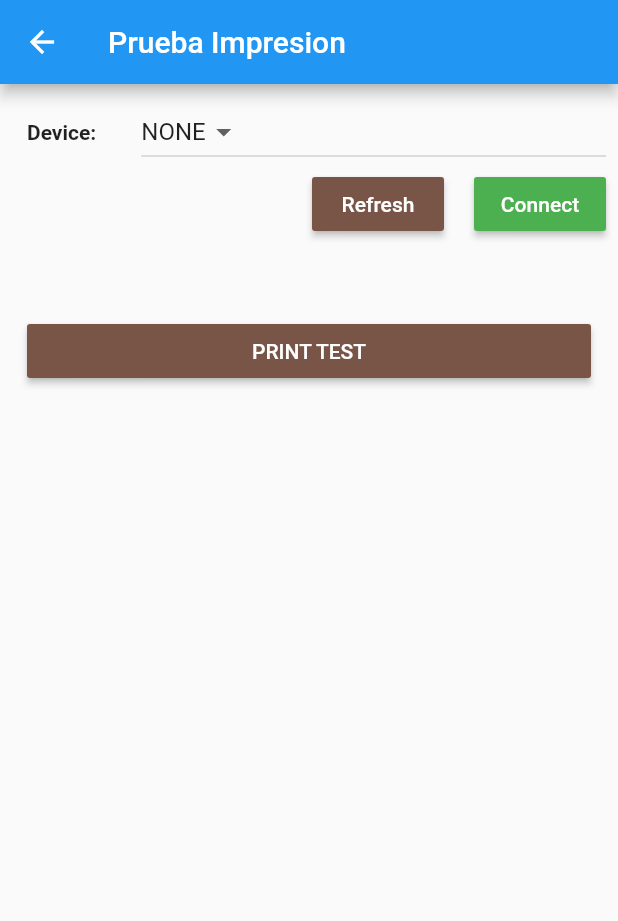
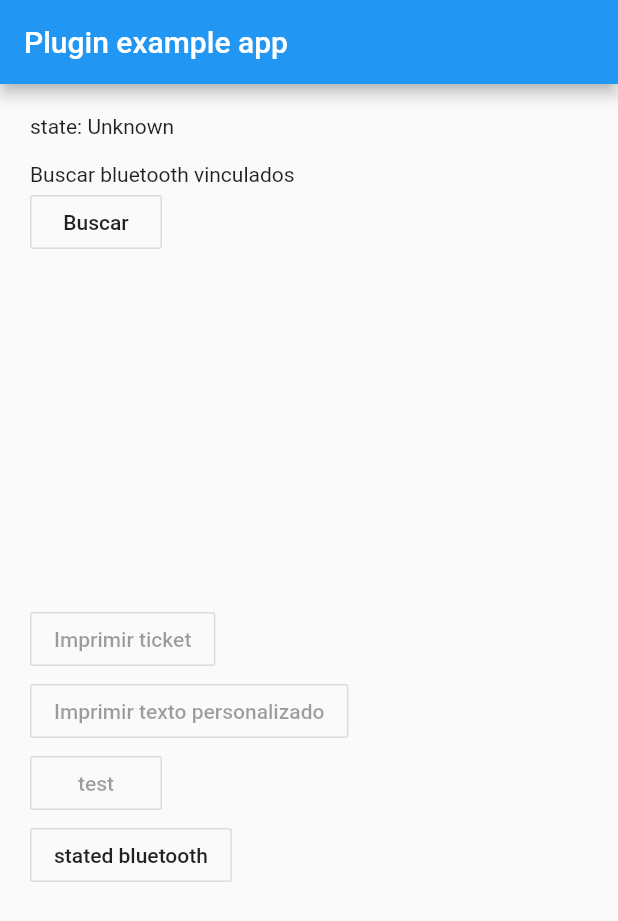
Before and after one commit to andreyjr08/bloc, a Flutter app: the screen it shows after launch, after a tap on the "print" icon, on a phone screen of 412 x 824 dp. Shown: the top 921 px of the screen. Run offline on Flutter 3.47's test engine with Material 2 defaults, Android fonts, the phone set to English and light mode, and no system bars; our stand-ins replace bloc, flutter_bloc, local_auth; missing offline and left inert: esc_pos_utils, print_bluetooth_thermal.

Commit message:
funcionalidad impresion bluetooht

```diff
--- a/lib/bloc/usuario/usuario_bloc.dart
+++ b/lib/bloc/usuario/usuario_bloc.dart
@@ -1,4 +1,5 @@
 import 'package:meta/meta.dart';
+// ignore: import_of_legacy_library_into_null_safe
 import 'package:bloc/bloc.dart';
 
 import 'package:estados/models/usuario.dart';
@@ -15,12 +16,14 @@ class UsuarioBloc extends Bloc<UsuarioEvent, UsuarioState> {
   Stream<UsuarioState> mapEventToState(UsuarioEvent event) async* {
     if (event is ActivarUsuario) {
       yield state.copyWith(usuario: event.usuario);
+
     } else if (event is CambiarEdad) {
-      yield state.copyWith(usuario: state.usuario.copyWith(edad: event.edad));
+      yield state.copyWith(usuario: state.usuario.copyWith(edad: event.edad, nombre: '', profesiones: []));
+
     } else if (event is AgregarProfesion) {
       yield state.copyWith(
           usuario: state.usuario.copyWith(
-              profesiones: [...state.usuario.profesiones, event.profesion]));
+              profesiones: [...state.usuario.profesiones, event.profesion], edad: 18, nombre: ''));
     } else if (event is BorrarUsuario) {
       yield state.estadoInicial();
     }
--- a/lib/bloc/usuario/usuario_state.dart
+++ b/lib/bloc/usuario/usuario_state.dart
@@ -4,12 +4,13 @@ class UsuarioState {
   final bool existeUsuario;
   final Usuario usuario;
 
-  UsuarioState({Usuario user})
-      : usuario = user ?? null,
+  UsuarioState({user})
+      : usuario = user,
+        // ignore: unnecessary_null_comparison
         existeUsuario = (user != null) ? true : false;
 
-  UsuarioState copyWith({Usuario usuario}) =>
-      UsuarioState(user: usuario ?? this.usuario);
+  UsuarioState copyWith({ Usuario usuario}) =>
+      UsuarioState(user: usuario);
 
-  UsuarioState estadoInicial() => new UsuarioState();
+  UsuarioState estadoInicial() => new UsuarioState(user: usuario);
 }
--- a/lib/pages/auth.dart
+++ b/lib/pages/auth.dart
@@ -12,7 +12,7 @@ class _AuthState extends State<Auth> {
   final LocalAuthentication auth = LocalAuthentication();
   _SupportState _supportState = _SupportState.unknown;
   //bool _canCheckBiometrics;
-  List<BiometricType> _availableBiometrics;
+  //List<BiometricType> _availableBiometrics;
   String _authorized = 'No Autorizado';
   bool _isAuthenticating = false;
 
--- a/lib/pages/bluetooth_print.dart
+++ b/lib/pages/bluetooth_print.dart
@@ -1,11 +1,14 @@
-import 'dart:io';
+import 'dart:typed_data';
 
-import 'package:estados/pages/impresion_prueba.dart';
+import 'package:esc_pos_utils/esc_pos_utils.dart';
 import 'package:flutter/material.dart';
 import 'dart:async';
-import 'package:blue_thermal_printer/blue_thermal_printer.dart';
+
 import 'package:flutter/services.dart';
-import 'package:path_provider/path_provider.dart';
+import 'package:print_bluetooth_thermal/print_bluetooth_thermal.dart';
+
+import 'package:image/image.dart' as Imagen;
+import 'package:print_bluetooth_thermal/print_bluetooth_thermal.dart';
 
 class BluetoothPrint extends StatefulWidget {
   @override
@@ -13,158 +16,236 @@ class BluetoothPrint extends StatefulWidget {
 }
 
 class _BluetoothPrint extends State<BluetoothPrint> {
-  BlueThermalPrinter bluetooth = BlueThermalPrinter.instance;
-
-  List<BluetoothDevice> _devices = [];
-  BluetoothDevice _device;
-  bool _connected = false;
-  String pathImage;
-  TestPrint testPrint;
+  String _msj = 'Unknown';
 
   @override
   void initState() {
     super.initState();
     initPlatformState();
-    initSavetoPath();
-    testPrint = TestPrint();
   }
 
-  initSavetoPath() async {
-    //read and write
-    //image max 300px X 300px
-    final filename = 'logoFlutter.png';
-    var bytes = await rootBundle.load("assets/images/logoFlutter.png");
-    String dir = (await getApplicationDocumentsDirectory()).path;
-    writeToFile(bytes, '$dir/$filename');
+  bool conceted = false;
+  List items = [];
+
+  Future<void> getBluetoots() async {
+    final List bluetooths = await PrintBluetoothThermal.getBluetooths;
+    print("impresion $bluetooths");
     setState(() {
-      pathImage = '$dir/$filename';
+      items = bluetooths;
     });
   }
 
-/*
-  initSavetoPath() async {
+  Future<void> setConectar(String mac) async {
+    final String result = await PrintBluetoothThermal.conectar(mac);
+    print("state conected $result");
+    if (result == "true") conceted = true;
+    setState(() {});
+  }
 
+  Future<void> imprimirTicket() async {
+    String conexion = await PrintBluetoothThermal.estadoConexion;
+    if (conexion == "true") {
+      Ticket ticket = await reciboPrueba();
+      final result = await PrintBluetoothThermal.writeBytes(ticket.bytes);
+      print("impresion $result");
+    } else {
+      //no conectado, reconecte
+    }
+  }
 
-    final filename = Image.asset("assets/logoFlutter.png");
-    //String dir = (await getApplicationDocumentsDirectory()).path;
+  Future<void> imprimirTesh() async {
+    String conexion = await PrintBluetoothThermal.estadoConexion;
+    if (conexion == "true") {
+      String enter = '\n';
+      final result = await PrintBluetoothThermal.writeBytes(enter.codeUnits);
+      print("impresion $result");
+      //size of 1-5
+      String text = "ola";
+      await PrintBluetoothThermal.writeText("$text");
+      await PrintBluetoothThermal.writeText("5/$text");
+    } else {
+      //desconectado
+      print("desconectado $conexion");
+    }
+  }
+
+  Future<void> imprimirTextoPersonalizado() async {
+    //doble // para dividir size//texto
+    String conexion = await PrintBluetoothThermal.estadoConexion;
+    if (conexion == "true") {
+      String size1 = "1//Hola \n ";
+      String size2 = "2//Hola \n ";
+      String size3 = "3//Hola \n ";
+      String size4 = "4//Hola \n ";
+      String size5 = "5//Hola \n ";
+      final result1 = await PrintBluetoothThermal.writeText(size1);
+      final result2 = await PrintBluetoothThermal.writeText(size2);
+      final result3 = await PrintBluetoothThermal.writeText(size3);
+      final result4 = await PrintBluetoothThermal.writeText(size4);
+      final result5 = await PrintBluetoothThermal.writeText(size5);
+      print("finalizo impresion");
+    } else {
+      //no conectado, reconecte
+      print("no conectado");
+    }
+  }
+
+  Future<Ticket> reciboPrueba() async {
+    CapabilityProfile profile = await CapabilityProfile.load();
+    final Ticket ticket = Ticket(PaperSize.mm58, profile);
+
+    // ticket.text('Regular: aA bB cC dD eE fF gG hH iI jJ kK lL mM nN oO pP qQ rR sS tT uU vV wW xX yY zZ');
+    // ticket.text('Special 1: àÀ èÈ éÉ ûÛ üÜ çÇ ôÔ', styles: PosStyles(codeTable: 'CP1252'));
+    // ticket.text('Special 2: blåbærgrød', styles: PosStyles(codeTable: 'CP1252'));
+    // ticket.text('Special 3: Impresora térmica ñ', styles: PosStyles(codeTable: 'CP1252'));
+
+    // ticket.text('Bold text', styles: PosStyles(bold: true));
+    // ticket.text('Reverse text', styles: PosStyles(reverse: true));
+    // ticket.text('Underlined text',
+    //     styles: PosStyles(underline: true), linesAfter: 1);
+    // ticket.text('Align left', styles: PosStyles(align: PosAlign.left));
+    // ticket.text('Align center', styles: PosStyles(align: PosAlign.center));
+    // ticket.text('Align right', styles: PosStyles(align: PosAlign.right), linesAfter: 1);
+
+    // ticket.row([
+    //   PosColumn(
+    //     text: 'col3',
+    //     width: 3,
+    //     styles: PosStyles(align: PosAlign.center, underline: true),
+    //   ),
+    //   PosColumn(
+    //     text: 'col6',
+    //     width: 6,
+    //     styles: PosStyles(align: PosAlign.center, underline: true),
+    //   ),
+    //   PosColumn(
+    //     text: 'col3',
+    //     width: 3,
+    //     styles: PosStyles(align: PosAlign.center, underline: true),
+    //   ),
+    // ]);
+
+    ticket.text('Prueba Imagen',
+        styles: PosStyles(
+          height: PosTextSize.size2,
+          width: PosTextSize.size2,
+        ));
+
+    // Print image:
+    final ByteData data = await rootBundle.load('assets/logo.png');
+    final Uint8List bytes = data.buffer.asUint8List();
+    final Imagen.Image imagen = Imagen.decodeImage(bytes);
+    ticket.image(imagen);
+    // Print image using an alternative (obsolette) command
+    // ticket.imageRaster(image);
+
+    // Print barcode
+    final List<int> barData = [1, 2, 3, 4, 5, 6, 7, 8, 9, 0, 4];
+    ticket.barcode(Barcode.upcA(barData));
+
+    // Print mixed (chinese + latin) text. Only for printers supporting Kanji mode
+    // ticket.text(
+    //   'hello ! 中文字 # world @ éphémère &',
+    //   styles: PosStyles(codeTable: PosCodeTable.westEur),
+    //   containsChinese: true,
+    // );
+
+    //ticket.feed(2);
+
+    ticket.cut();
+
+    return ticket;
+  }
+
+  Future<void> getStatedConection() async {
+    final String result = await PrintBluetoothThermal.estadoConexion;
+    print("state conected $result");
     setState(() {
-      pathImage = '$filename';
+      _msj = "Sin impresora conectada";
     });
   }
-*/
-  Future<void> initPlatformState() async {
-    bool isConnected = await bluetooth.isConnected;
-    List<BluetoothDevice> devices = [];
-    try {
-      devices = await bluetooth.getBondedDevices();
-    } on PlatformException {
-      // TODO - Error
+
+  Future<void> getStatedBluetooth() async {
+    final String result = await PrintBluetoothThermal.getBluetoothState;
+    print("state conected $result");
+    setState(() {
+      _msj = "Bluetooth $result";
+    });
   }
 
-    bluetooth.onStateChanged().listen((state) {
-      switch (state) {
-        case BlueThermalPrinter.CONNECTED:
-          setState(() {
-            _connected = true;
-          });
-          break;
-        case BlueThermalPrinter.DISCONNECTED:
-          setState(() {
-            _connected = false;
-          });
-          break;
-        default:
-          print(state);
-          break;
+  Future<void> initPlatformState() async {
+    String platformVersion;
+    int porcentbatery;
+    // Platform messages may fail, so we use a try/catch PlatformException.
+    try {
+      platformVersion = await PrintBluetoothThermal.platformVersion;
+      porcentbatery = await PrintBluetoothThermal.getNivelBateria;
+    } on PlatformException {
+      platformVersion = 'Failed to get platform version.';
     }
-    });
 
+    // If the widget was removed from the tree while the asynchronous platform
+    // message was in flight, we want to discard the reply rather than calling
+    // setState to update our non-existent appearance.
     if (!mounted) return;
-    setState(() {
-      _devices = devices;
-    });
-
-    if (isConnected) {
-      setState(() {
-        _connected = true;
-      });
-    }
   }
 
   @override
   Widget build(BuildContext context) {
-    return Scaffold(
+    return MaterialApp(
+      home: Scaffold(
         appBar: AppBar(
-        title: Text('Prueba Impresion'),
+          title: const Text('Plugin example app'),
         ),
         body: Container(
-        child: Padding(
-          padding: const EdgeInsets.all(8.0),
-          child: ListView(
-            children: <Widget>[
-              Row(
-                crossAxisAlignment: CrossAxisAlignment.center,
-                mainAxisAlignment: MainAxisAlignment.start,
-                children: <Widget>[
-                  SizedBox(
-                    width: 10,
+          padding: EdgeInsets.all(20),
+          child: Column(
+            crossAxisAlignment: CrossAxisAlignment.start,
+            children: [
+              Text('state: $_msj\n '),
+              Text("Buscar bluetooth vinculados"),
+              OutlineButton(
+                onPressed: () {
+                  this.getBluetoots();
+                },
+                child: Text("Buscar"),
               ),
-                  Text(
-                    'Device:',
-                    style: TextStyle(
-                      fontWeight: FontWeight.bold,
+              Container(
+                height: 200,
+                child: ListView.builder(
+                  itemCount: items.length > 0 ? items.length : 0,
+                  itemBuilder: (context, index) {
+                    return ListTile(
+                      onTap: () {
+                        String select = items[index];
+                        List lista = select.split("#");
+                        String name = lista[0];
+                        String mac = lista[1];
+                        this.setConectar(mac);
+                      },
+                      title: Text('${items[index]}'),
+                    );
+                  },
                 ),
               ),
               SizedBox(
-                    width: 30,
+                height: 30,
               ),
-                  Expanded(
-                    child: DropdownButton(
-                      items: _getDeviceItems(),
-                      onChanged: (value) => setState(() => _device = value),
-                      value: _device,
+              OutlineButton(
+                onPressed: conceted ? this.imprimirTicket : null,
+                child: Text("Imprimir ticket"),
               ),
+              OutlineButton(
+                onPressed: conceted ? this.imprimirTextoPersonalizado : null,
+                child: Text("Imprimir texto personalizado"),
               ),
-                ],
+              OutlineButton(
+                onPressed: conceted ? this.imprimirTesh : null,
+                child: Text("test"),
               ),
-              Row(
-                crossAxisAlignment: CrossAxisAlignment.center,
-                mainAxisAlignment: MainAxisAlignment.end,
-                children: <Widget>[
-                  RaisedButton(
-                    color: Colors.brown,
-                    onPressed: () {
-                      initPlatformState();
-                    },
-                    child: Text(
-                      'Refresh',
-                      style: TextStyle(color: Colors.white),
-                    ),
-                  ),
-                  SizedBox(
-                    width: 20,
-                  ),
-                  RaisedButton(
-                    color: _connected ? Colors.red : Colors.green,
-                    onPressed: _connected ? _disconnect : _connect,
-                    child: Text(
-                      _connected ? 'Disconnect' : 'Connect',
-                      style: TextStyle(color: Colors.white),
-                    ),
-                  ),
-                ],
-              ),
-              Padding(
-                padding:
-                    const EdgeInsets.only(left: 10.0, right: 10.0, top: 50),
-                child: RaisedButton(
-                  color: Colors.brown,
-                  onPressed: () {
-                    testPrint.sample(pathImage);
-                  },
-                  child:
-                      Text('PRINT TEST', style: TextStyle(color: Colors.white)),
-                ),
+              OutlineButton(
+                onPressed: this.getStatedBluetooth,
+                child: Text("stated bluetooth"),
               ),
             ],
           ),
@@ -172,65 +253,4 @@ class _BluetoothPrint extends State<BluetoothPrint> {
       ),
     );
   }
-
-  List<DropdownMenuItem<BluetoothDevice>> _getDeviceItems() {
-    List<DropdownMenuItem<BluetoothDevice>> items = [];
-    if (_devices.isEmpty) {
-      items.add(DropdownMenuItem(
-        child: Text('NONE'),
-      ));
-    } else {
-      _devices.forEach((device) {
-        items.add(DropdownMenuItem(
-          child: Text(device.name),
-          value: device,
-        ));
-      });
 }
-    return items;
-  }
-
-  void _connect() {
-    if (_device == null) {
-      show('No device selected.');
-    } else {
-      bluetooth.isConnected.then((isConnected) {
-        if (!isConnected) {
-          bluetooth.connect(_device).catchError((error) {
-            setState(() => _connected = false);
-          });
-          setState(() => _connected = true);
-        }
-      });
-    }
-  }
-
-  void _disconnect() {
-    bluetooth.disconnect();
-    setState(() => _connected = true);
-  }
-
-  Future<void> writeToFile(ByteData data, String path) {
-    final buffer = data.buffer;
-    return new File(path).writeAsBytes(
-        buffer.asUint8List(data.offsetInBytes, data.lengthInBytes));
-  }
-
-  Future show(
-    String message, {
-    Duration duration: const Duration(seconds: 3),
-  }) async {
-    await new Future.delayed(new Duration(milliseconds: 100));
-    Scaffold.of(context).showSnackBar(
-      new SnackBar(
-        content: new Text(
-          message,
-          style: new TextStyle(
-            color: Colors.white,
-          ),
-        ),
-        duration: duration,
-      ),
-    );
-  }
-}
--- a/lib/pages/pagina2_page.dart
+++ b/lib/pages/pagina2_page.dart
@@ -8,6 +8,7 @@ class Pagina2Page extends StatelessWidget {
   @override
   Widget build(BuildContext context) {
     // ignore: non_constant_identifier_names
+    // ignore: close_sinks
     final usuarioBloc = BlocProvider.of<UsuarioBloc>(context);
 
     return Scaffold(
```
Also changed, not shown: lib/models/usuario.dart (+6 -6 lines), lib/pages/impresion_prueba.dart (+42 -42 lines), pubspec.yaml (+9 -8 lines), assets/logo.png (added), lib/main.dart (line endings or trailing spaces), pubspec.lock. Lines whose indentation alone changed are shown as unchanged.
